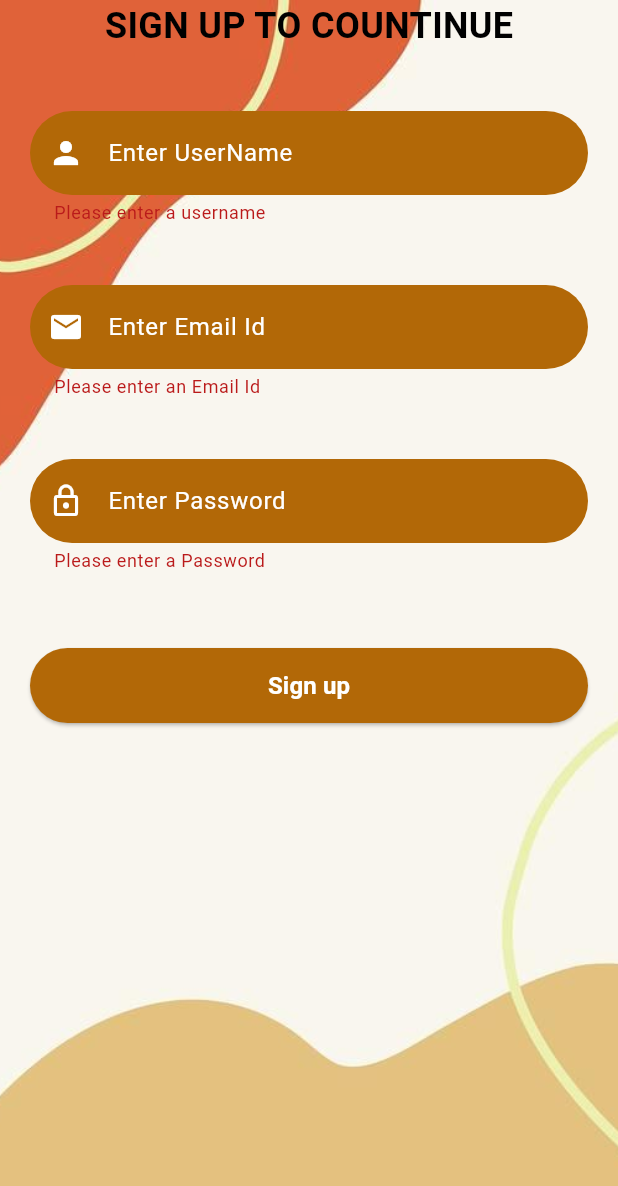
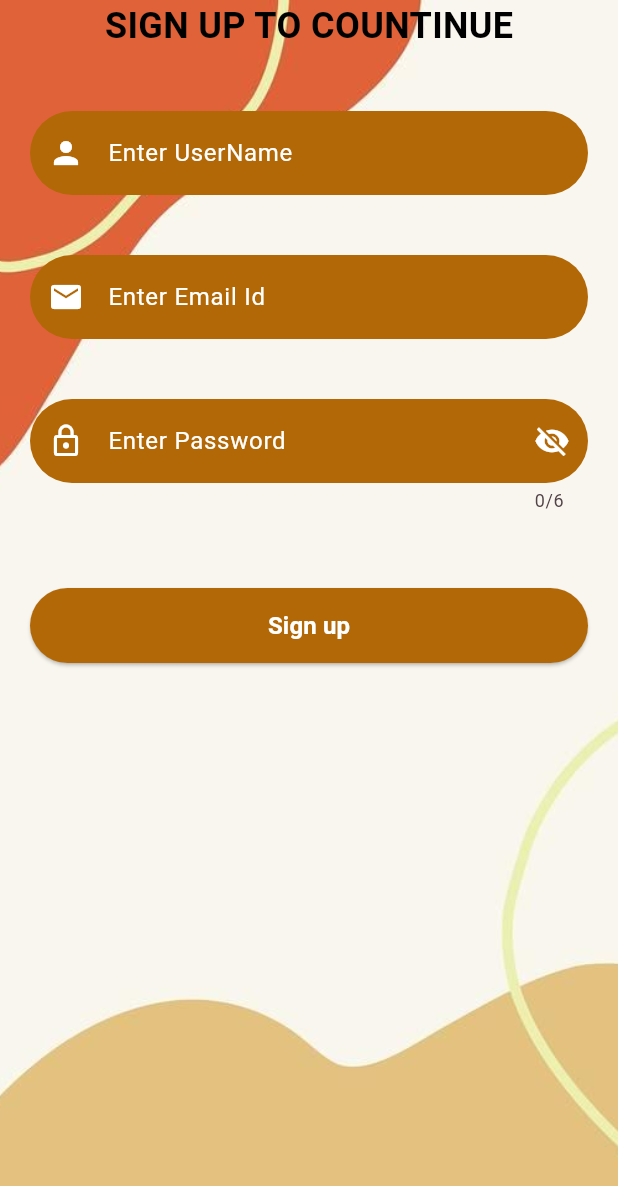
Before and after one commit to RasnaRasna/HabitTracker, a Flutter app: the screen it shows after launch, after a tap on "Sign Up", on a phone screen of 412 x 824 dp. Shown: the top 1186 px of the screen. Run offline on Flutter 3.47's test engine with Material 2 defaults, Android fonts, the phone set to English and light mode, and no system bars; our stand-ins replace animated_text_kit, cloud_firestore, email_validator, firebase_auth, firebase_core, flutter_local_notifications and 8 more; missing offline and left inert: flutter_share; accounts and stored records are empty.

Commit message:
update login and signup screen

```diff
--- a/lib/login/resetpassword.dart
+++ b/lib/login/resetpassword.dart
@@ -1,12 +1,19 @@
+import 'package:email_validator/email_validator.dart';
 import 'package:firebase_auth/firebase_auth.dart';
 import 'package:flutter/material.dart';
 import 'package:habits_track/const.dart';
 import 'package:habits_track/login/reusable.dart';
 
-class ResetPassword extends StatelessWidget {
-  ResetPassword({super.key});
+class ResetPassword extends StatefulWidget {
+  ResetPassword({Key? key}) : super(key: key);
 
-  final TextEditingController _emailTextcontroller = TextEditingController();
+  @override
+  _ResetPasswordState createState() => _ResetPasswordState();
+}
+
+class _ResetPasswordState extends State<ResetPassword> {
+  final GlobalKey<FormState> _formKey = GlobalKey<FormState>();
+  final TextEditingController _emailTextController = TextEditingController();
 
   @override
   Widget build(BuildContext context) {
@@ -18,7 +25,10 @@ class ResetPassword extends StatelessWidget {
         title: const Text(
           "Reset password",
           style: TextStyle(
-              fontSize: 24, fontWeight: FontWeight.bold, color: kwhite),
+            fontSize: 24,
+            fontWeight: FontWeight.bold,
+            color: kblack,
+          ),
         ),
       ),
       body: Container(
@@ -33,19 +43,23 @@ class ResetPassword extends StatelessWidget {
         child: SingleChildScrollView(
           child: Padding(
             padding: const EdgeInsets.fromLTRB(20, 120, 20, 0),
+            child: Form(
+              key: _formKey,
               child: Column(
                 children: [
                   kheight10,
                   Padding(
-                  padding: const EdgeInsets.all(8.0),
-                  child: reusableTextfield(
-                    "Enter Email Id",
-                    Icons.lock_outline,
-                    true,
-                    _emailTextcontroller,
-                    (value) {
+                    padding: const EdgeInsets.all(20),
+                    child: ReusableTextfield(
+                      text: "Enter Email Id",
+                      icon: Icons.email,
+                      isPasswordType: false,
+                      controller: _emailTextController,
+                      validator: (value) {
                         if (value!.isEmpty) {
-                        return 'Please enter a username';
+                          return 'Please enter an Email Id';
+                        } else if (!EmailValidator.validate(value)) {
+                          return 'Please enter a valid email';
                         }
                         return null;
                       },
@@ -53,11 +67,15 @@ class ResetPassword extends StatelessWidget {
                   ),
                   kheight10,
                   FirebaseButton(context, "Reset Password", () {
+                    if (_formKey.currentState!.validate()) {
                       FirebaseAuth.instance
-                      .sendPasswordResetEmail(email: _emailTextcontroller.text)
+                          .sendPasswordResetEmail(
+                              email: _emailTextController.text)
                           .then((value) => Navigator.of(context).pop());
-                })
+                    }
+                  }),
                 ],
+              ),
             ),
           ),
         ),
--- a/lib/login/reusable.dart
+++ b/lib/login/reusable.dart
@@ -1,24 +1,56 @@
 import 'package:flutter/material.dart';
 import 'package:habits_track/const.dart';
 
-TextFormField reusableTextfield(
-  String text,
-  IconData icon,
-  bool isPasswordType,
-  TextEditingController controller,
-  FormFieldValidator<String> validator,
-) {
+class ReusableTextfield extends StatefulWidget {
+  final String text;
+  final IconData icon;
+  final bool isPasswordType;
+  final TextEditingController controller;
+  final FormFieldValidator<String> validator;
+
+  const ReusableTextfield({
+    Key? key,
+    required this.text,
+    required this.icon,
+    required this.isPasswordType,
+    required this.controller,
+    required this.validator,
+  }) : super(key: key);
+
+  @override
+  _ReusableTextfieldState createState() => _ReusableTextfieldState();
+}
+
+class _ReusableTextfieldState extends State<ReusableTextfield> {
+  bool obscureText = true;
+
+  @override
+  Widget build(BuildContext context) {
     return TextFormField(
-    controller: controller,
-    obscureText: isPasswordType,
-    enableSuggestions: isPasswordType,
-    autocorrect: isPasswordType,
+      controller: widget.controller,
+      obscureText: obscureText,
+      enableSuggestions: widget.isPasswordType,
+      autocorrect: widget.isPasswordType,
       cursorColor: kwhite,
       style: const TextStyle(color: kwhite),
       decoration: InputDecoration(
         fillColor: korangecolor,
-      prefixIcon: Icon(icon, color: Colors.white),
-      hintText: text,
+        prefixIcon: Icon(widget.icon, color: Colors.white),
+        suffixIcon: widget.isPasswordType
+            ? GestureDetector(
+                onTap: () {
+                  // Toggle password visibility
+                  setState(() {
+                    obscureText = !obscureText;
+                  });
+                },
+                child: Icon(
+                  obscureText ? Icons.visibility_off : Icons.visibility,
+                  color: Colors.white,
+                ),
+              )
+            : null,
+        hintText: widget.text,
         floatingLabelBehavior: FloatingLabelBehavior.never,
         hintStyle: const TextStyle(color: Colors.white),
         filled: true,
@@ -27,11 +59,13 @@ TextFormField reusableTextfield(
           borderSide: const BorderSide(width: 0, style: BorderStyle.none),
         ),
       ),
-    keyboardType: isPasswordType
+      maxLength: widget.isPasswordType ? 6 : null,
+      keyboardType: widget.isPasswordType
           ? TextInputType.visiblePassword
           : TextInputType.emailAddress,
-    validator: validator, // Pass the validator parameter here
+      validator: widget.validator,
     );
+  }
 }
 
 Container FirebaseButton(BuildContext context, String title, Function ontap) {
--- a/lib/login/sign.dart
+++ b/lib/login/sign.dart
@@ -53,12 +53,12 @@ class _SignPageState extends State<SignPage> {
                   kheight20,
                   Padding(
                     padding: const EdgeInsets.all(15),
-                    child: reusableTextfield(
-                      "Enter email",
-                      Icons.person,
-                      false,
-                      _emailcontroller,
-                      (value) {
+                    child: ReusableTextfield(
+                      text: "Enter email",
+                      icon: Icons.person,
+                      isPasswordType: false,
+                      controller: _emailcontroller,
+                      validator: (value) {
                         if (value!.isEmpty) {
                           return 'Please enter an email';
                         } else if (!EmailValidator.validate(value)) {
@@ -70,12 +70,12 @@ class _SignPageState extends State<SignPage> {
                   ),
                   Padding(
                     padding: const EdgeInsets.all(15),
-                    child: reusableTextfield(
-                      "Enter password",
-                      Icons.lock_outline,
-                      true,
-                      _passwordcontroller,
-                      (value) {
+                    child: ReusableTextfield(
+                      text: "Enter password",
+                      icon: Icons.lock_outline,
+                      isPasswordType: true,
+                      controller: _passwordcontroller,
+                      validator: (value) {
                         if (value!.isEmpty) {
                           return 'Please enter a password';
                         }
--- a/lib/signuppage.dart/signup.dart
+++ b/lib/signuppage.dart/signup.dart
@@ -36,7 +36,7 @@
 //             kheight20,
 //             Padding(
 //               padding: const EdgeInsets.all(8.0),
-//               child: reusableTextfield(
+//               child: ReusableTextfield(
 //                 "Enter UserName",
 //                 Icons.person,
 //                 false,
@@ -46,7 +46,7 @@
 //             kheight10,
 //             Padding(
 //               padding: const EdgeInsets.all(8.0),
-//               child: reusableTextfield(
+//               child: ReusableTextfield(
 //                 "Enter Email Id",
 //                 Icons.lock_outline,
 //                 true,
@@ -55,7 +55,7 @@
 //             ),
 //             Padding(
 //               padding: const EdgeInsets.all(8.0),
-//               child: reusableTextfield(
+//               child: ReusableTextfield(
 //                 "Enter Password",
 //                 Icons.lock_outline,
 //                 true,
@@ -131,7 +131,6 @@ class SignupScreen extends StatelessWidget {
         ),
         child: Form(
           key: _formKey,
-          autovalidateMode: AutovalidateMode.always,
           child: ListView(children: [
             Column(
               mainAxisAlignment: MainAxisAlignment.center,
@@ -144,12 +143,12 @@ class SignupScreen extends StatelessWidget {
                 kheight20,
                 Padding(
                   padding: const EdgeInsets.all(20),
-                  child: reusableTextfield(
-                    "Enter UserName",
-                    Icons.person,
-                    false,
-                    _usertextcontroller,
-                    (value) {
+                  child: ReusableTextfield(
+                    text: "Enter UserName",
+                    icon: Icons.person,
+                    isPasswordType: false,
+                    controller: _usertextcontroller,
+                    validator: (value) {
                       if (value!.isEmpty) {
                         return 'Please enter a username';
                       }
@@ -159,12 +158,12 @@ class SignupScreen extends StatelessWidget {
                 ),
                 Padding(
                   padding: const EdgeInsets.all(20),
-                  child: reusableTextfield(
-                    "Enter Email Id",
-                    Icons.email,
-                    true,
-                    _emailTextcontroller,
-                    (value) {
+                  child: ReusableTextfield(
+                    text: "Enter Email Id",
+                    icon: Icons.email,
+                    isPasswordType: false,
+                    controller: _emailTextcontroller,
+                    validator: (value) {
                       if (value!.isEmpty) {
                         return 'Please enter an Email Id';
                       } else if (!EmailValidator.validate(value)) {
@@ -176,12 +175,12 @@ class SignupScreen extends StatelessWidget {
                 ),
                 Padding(
                   padding: const EdgeInsets.all(20),
-                  child: reusableTextfield(
-                    "Enter Password",
-                    Icons.lock_outline,
-                    true,
-                    _passwordTextcontroller,
-                    (value) {
+                  child: ReusableTextfield(
+                    text: "Enter Password",
+                    icon: Icons.lock_outline,
+                    isPasswordType: true,
+                    controller: _passwordTextcontroller,
+                    validator: (value) {
                       if (value!.isEmpty) {
                         return 'Please enter a Password';
                       } else if (value.length < 6) {
--- a/pubspec.yaml
+++ b/pubspec.yaml
@@ -16,7 +16,7 @@ publish_to: 'none' # Remove this line if you wish to publish to pub.dev
 # https://developer.apple.com/library/archive/documentation/General/Reference/InfoPlistKeyReference/Articles/CoreFoundationKeys.html
 # In Windows, build-name is used as the major, minor, and patch parts
 # of the product and file versions while build-number is used as the build suffix.
-version: 1.0.0+2
+version: 1.0.0+3
 
 environment:
   sdk: '>=3.0.3 <4.0.0'
```
Lines whose indentation alone changed are shown as unchanged.
